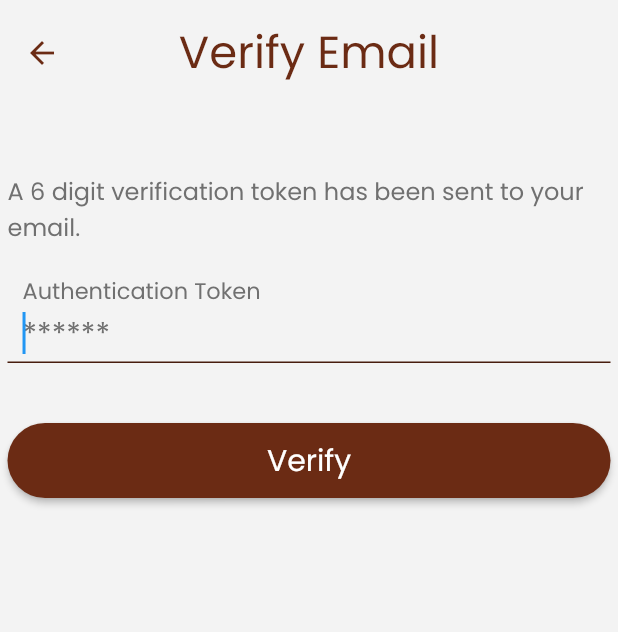
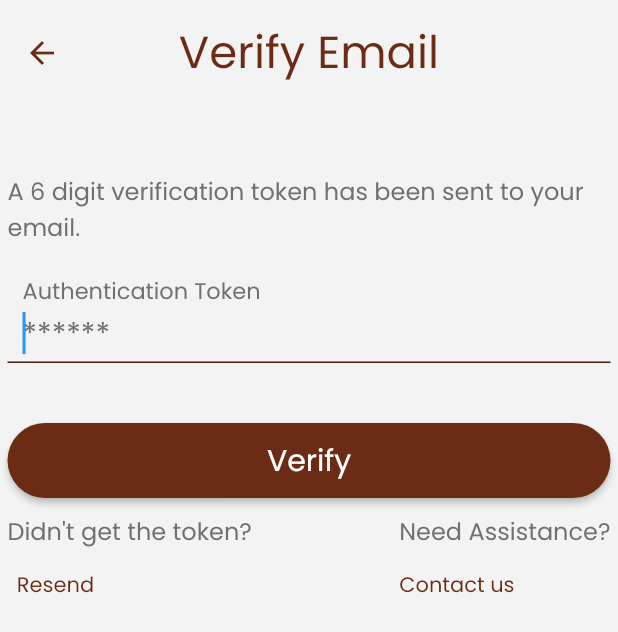
Before and after one commit to SpicyGuitarAcademy/spicyguitaracademy_app, a Flutter app: the VerifyPage screen opened by its route, on a phone screen of 412 x 824 dp. Shown: the top 632 px of the screen. Run offline on Flutter 3.47's test engine with Material 2 defaults, Android fonts, the phone set to English and light mode, and no system bars; our stand-ins replace accordion, chewie, device_info_plus, file_picker, flutter_cache_manager, flutter_svg and 3 more; missing offline and left inert: advance_pdf_viewer, chewie_audio, soundpool; accounts and stored records are empty; network calls fail; project files that could hold a hidden picture were left out.

Commit message:
added option to resend token

```diff
--- a/lib/pages/public/verify_email.dart
+++ b/lib/pages/public/verify_email.dart
@@ -58,14 +58,13 @@ class VerifyPageState extends State<VerifyPage> {
                   textInputAction: TextInputAction.next,
                   style: TextStyle(fontSize: 20.0, color: brown),
                   decoration: InputDecoration(
-                          labelText: "Authentication Token",
-                          hintText: "******"),
+                      labelText: "Authentication Token", hintText: "******"),
                 ),
 
                 SizedBox(height: 40.0),
 
                 Container(
-                      width: MediaQuery.of(context).copyWith().size.width,
+                  width: screen(context).width,
                   child: ElevatedButton(
                     onPressed: () {
                       verify(student);
@@ -73,7 +72,47 @@ class VerifyPageState extends State<VerifyPage> {
                     child: Text("Verify"),
                   ),
                 ),
-                  ]))));
+
+                SizedBox(height: 10),
+
+                Row(
+                  mainAxisAlignment: MainAxisAlignment.spaceBetween,
+                  children: [
+                    Column(
+                      crossAxisAlignment: CrossAxisAlignment.start,
+                      children: [
+                        Text("Didn't get the token?"),
+                        TextButton(
+                            onPressed: () async {
+                              try {
+                                loading(context);
+                                await student.forgotPassword(student.email!);
+                                Navigator.pop(context);
+                              } catch (e) {
+                                Navigator.pop(context);
+                                error(context, stripExceptions(e));
+                              }
+                            },
+                            child: Text('Resend'))
+                      ],
+                    ),
+                    Column(
+                      crossAxisAlignment: CrossAxisAlignment.start,
+                      children: [
+                        Text("Need Assistance?"),
+                        TextButton(
+                            onPressed: () =>
+                                {Navigator.pushNamed(context, '/contactus')},
+                            child: Text('Contact us'))
+                      ],
+                    )
+                  ],
+                )
+              ],
+            ),
+          ),
+        ),
+      );
     });
   }
 
@@ -110,7 +149,7 @@ class VerifyPageState extends State<VerifyPage> {
       }
     } catch (e) {
       Navigator.pop(context);
-      error(context, stripExceptions(e), title: 'Verification failed');
+      error(context, stripExceptions(e));
     }
   }
 }
```
Lines whose indentation alone changed are shown as unchanged.
